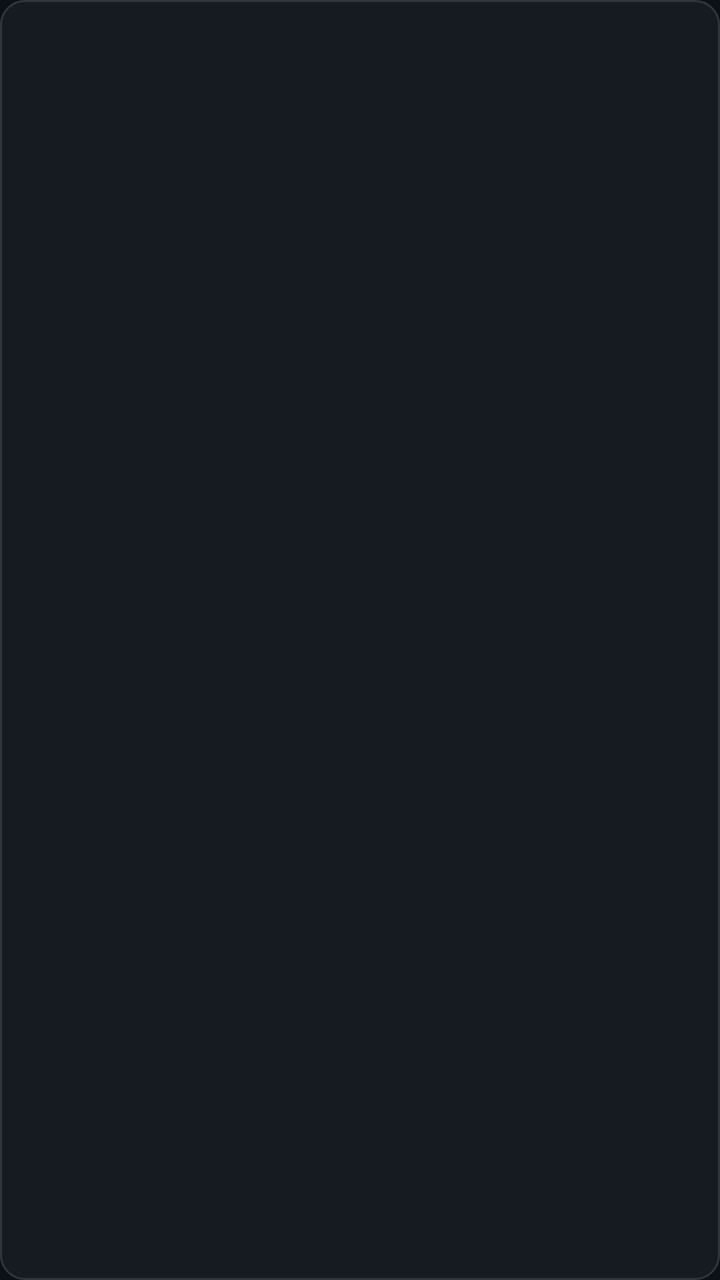
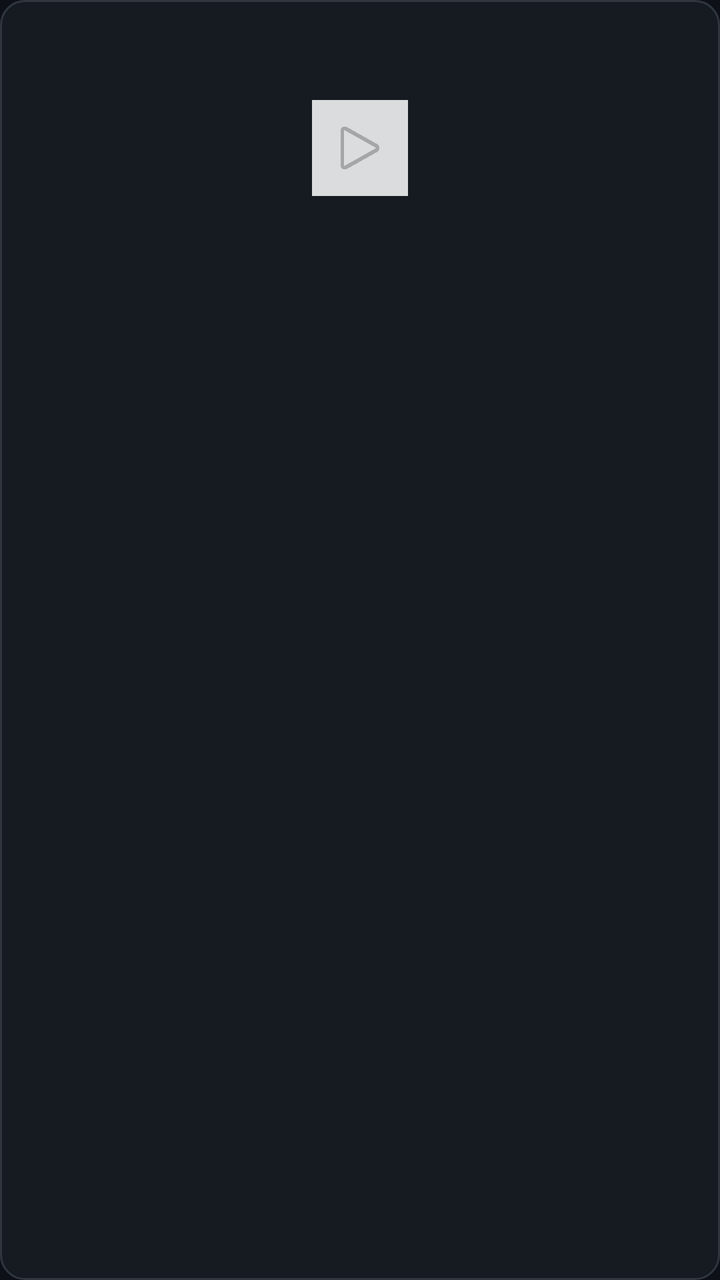

Screens rendered from an Android XML layout before and after an edit, with the pre-edit source and the edit as a unified diff.
<!-- AndroidManifest.xml: application theme Theme.KojoScope -->
<!-- res/layout/item_video.xml -->
<?xml version="1.0" encoding="utf-8"?>
<LinearLayout xmlns:android="http://schemas.android.com/apk/res/android"
    android:layout_width="match_parent"
    android:layout_height="wrap_content"
    android:background="@drawable/bg_card"
    android:orientation="vertical"
    android:padding="4dp">

    <ImageView
        android:id="@+id/vidThumb"
        android:layout_width="match_parent"
        android:layout_height="140dp"
        android:scaleType="centerCrop"
        android:adjustViewBounds="true" />

    <TextView
        android:id="@+id/vidName"
        android:layout_width="match_parent"
        android:layout_height="wrap_content"
        android:textColor="@color/text_primary"
        android:textSize="11sp"
        android:paddingStart="4dp"
        android:paddingTop="3dp"
        android:paddingEnd="4dp"
        android:ellipsize="end"
        android:maxLines="1" />

    <TextView
        android:id="@+id/vidMeta"
        android:layout_width="match_parent"
        android:layout_height="wrap_content"
        android:textColor="@color/text_secondary"
        android:textSize="10sp"
        android:paddingStart="4dp"
        android:paddingTop="1dp"
        android:paddingEnd="4dp"
        android:paddingBottom="3dp" />

</LinearLayout>
<!-- resources referenced by this layout -->
<resources>
  <color name="text_primary">#c9d1d9</color>
  <color name="text_secondary">#8b949e</color>
  <!-- drawable bg_card (drawable) -->
  <?xml version="1.0" encoding="utf-8"?>
  <shape xmlns:android="http://schemas.android.com/apk/res/android"
      android:shape="rectangle">
      <solid android:color="@color/bg_card" />
      <corners android:radius="12dp" />
      <stroke
          android:width="1dp"
          android:color="@color/border" />
  </shape>
  <style name="Theme.KojoScope" parent="Theme.MaterialComponents.DayNight.NoActionBar">
          <item name="colorPrimary">@color/accent</item>
          <item name="colorPrimaryVariant">@color/accent_dark</item>
          <item name="colorOnPrimary">@color/text_on_accent</item>
          <item name="colorSecondary">@color/accent</item>
          <item name="colorSecondaryVariant">@color/accent_dark</item>
          <item name="colorOnSecondary">@color/text_on_accent</item>
          <item name="colorSurface">@color/bg_card</item>
          <item name="colorOnSurface">@color/text_primary</item>
          <item name="colorError">@color/danger</item>
          <item name="colorOnBackground">@color/text_primary</item>
          <item name="colorOnError">@color/text_on_accent</item>
          <item name="android:windowBackground">@color/bg_primary</item>
          <item name="android:statusBarColor">@color/bg_primary</item>
          <item name="android:navigationBarColor">@color/bg_primary</item>
          <item name="android:forceDarkAllowed">false</item>
      </style>
  <color name="bg_card">#161b22</color>
  <color name="border">#30363d</color>
  <color name="accent">#ffca28</color>
  <color name="accent_dark">#f9a825</color>
  <color name="text_on_accent">#0d1117</color>
  <color name="danger">#f85149</color>
  <color name="bg_primary">#0d1117</color>
</resources>

<!-- the commit's change to res/layout/item_video.xml (unified diff, before → after) -->
@@ -6,12 +6,26 @@
     android:orientation="vertical"
     android:padding="4dp">
 
-    <ImageView
-        android:id="@+id/vidThumb"
+    <FrameLayout
         android:layout_width="match_parent"
-        android:layout_height="140dp"
-        android:scaleType="centerCrop"
-        android:adjustViewBounds="true" />
+        android:layout_height="140dp">
+
+        <ImageView
+            android:id="@+id/vidThumb"
+            android:layout_width="match_parent"
+            android:layout_height="match_parent"
+            android:scaleType="centerCrop"
+            android:adjustViewBounds="true" />
+
+        <ImageView
+            android:layout_width="48dp"
+            android:layout_height="48dp"
+            android:layout_gravity="center"
+            android:src="@android:drawable/ic_media_play"
+            android:scaleType="centerInside"
+            android:background="@android:color/white"
+            android:alpha="0.85" />
+    </FrameLayout>
 
     <TextView
         android:id="@+id/vidName"
